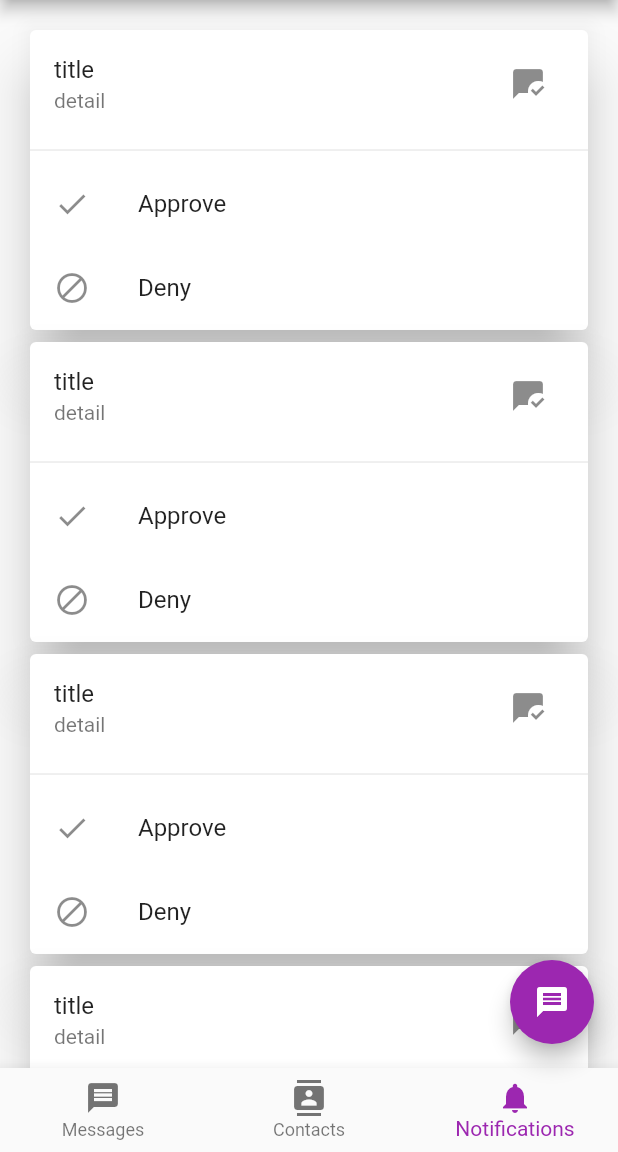
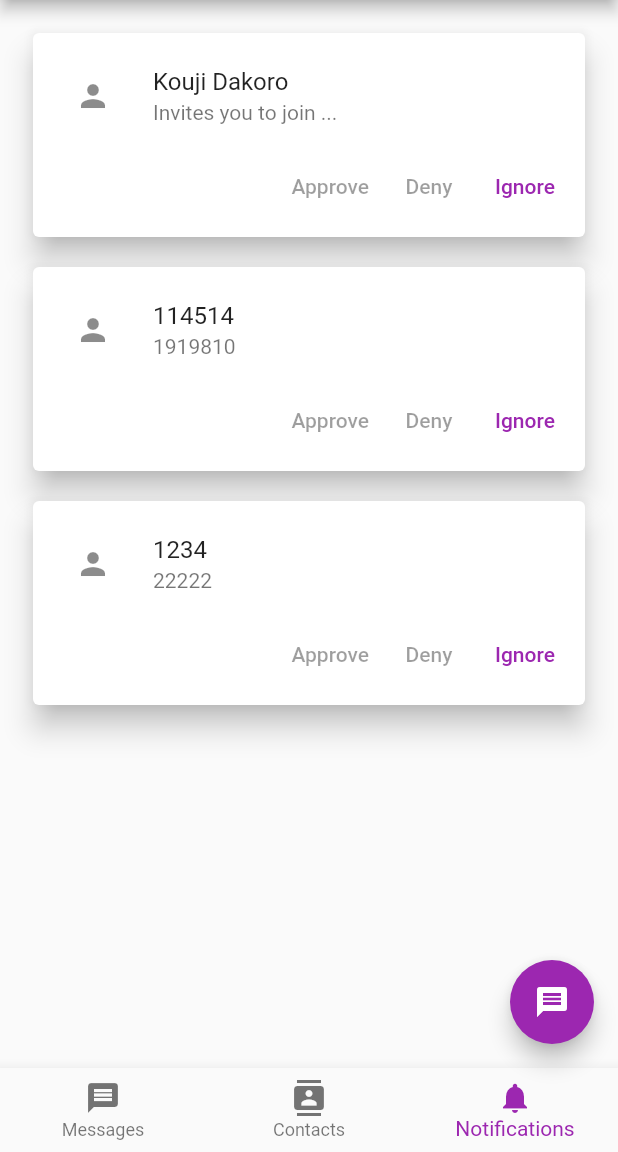
Before and after one commit to iori2333/Miluq-Flutter, a Flutter app: the screen it shows after launch, swiped to page 3, on a phone screen of 412 x 824 dp, the part 84-1236 px from its top. Run offline on Flutter 3.47's test engine with Material 2 defaults, Android fonts, the phone set to English and light mode, and no system bars; our stand-ins replace fluro, logger, sqflite, sqflite_common_ffi; missing offline and left inert: simple_moment; accounts and stored records are empty.

Commit message:
feat: modify notification list

```diff
--- a/lib/pages/index.dart
+++ b/lib/pages/index.dart
@@ -6,7 +6,7 @@ import 'package:miluq/router/router.dart';
 import 'package:miluq/store/theme.dart';
 import 'package:miluq/widgets/drawer.dart';
 import 'package:miluq/widgets/messages/index.dart';
-import 'package:miluq/widgets/notifications.dart';
+import 'package:miluq/widgets/notice_list.dart';
 
 class PageItem {
   final String name;
@@ -37,19 +37,22 @@ class _IndexPageState extends State<IndexPage> {
       icon: Icon(Icons.message),
       widget: Center(
         child: Messages(),
-        )),
+      ),
+    ),
     const PageItem(
       name: 'Contacts',
       icon: Icon(Icons.contacts),
       widget: Center(
         child: Text('Contacts page'),
-        )),
+      ),
+    ),
     const PageItem(
       name: 'Notifications',
       icon: Icon(Icons.notifications),
       widget: Center(
-          child: Notifications(),
-        )),
+        child: NoticeList(),
+      ),
+    ),
   ];
   int _currentIndex = 0;
 
--- /dev/null
+++ b/lib/widgets/notice_list.dart
@@ -0,0 +1,214 @@
+import 'package:flutter/foundation.dart';
+import 'package:flutter/material.dart';
+import 'package:flutter/widgets.dart';
+import 'package:miluq/router/router.dart';
+
+class NoticeItem {
+  final String title;
+  final String detail;
+  final Widget? icon;
+  final String? route;
+
+  NoticeItem(
+      {required this.title, required this.detail, this.icon, this.route});
+}
+
+class NoticeList extends StatefulWidget {
+  const NoticeList({Key? key}) : super(key: key);
+
+  @override
+  State<NoticeList> createState() => _NoticeListState();
+}
+
+class _NoticeListState extends State<NoticeList> {
+  final _listKey = GlobalKey<AnimatedListState>();
+  late ListModel<NoticeItem> _list;
+
+  @override
+  void initState() {
+    super.initState();
+    _list = ListModel<NoticeItem>(
+      listKey: _listKey,
+      initialItems: [
+        NoticeItem(
+          title: 'Kouji Dakoro',
+          detail: 'Invites you to join ...',
+          icon: const Icon(Icons.person),
+          route: '/private/114514',
+        ),
+        NoticeItem(
+          title: '114514',
+          detail: '1919810',
+        ),
+        NoticeItem(
+          title: '1234',
+          detail: '22222',
+        ),
+      ],
+      removedItemBuilder: _buildRemovedItem,
+    );
+  }
+
+  Widget _buildItem(
+      BuildContext context, int index, Animation<double> animation) {
+    return CardItem(
+      animation: animation,
+      item: _list[index],
+      onIgnore: () => _remove(index),
+    );
+  }
+
+  Widget _buildRemovedItem(
+      NoticeItem item, BuildContext context, Animation<double> animation) {
+    return CardItem(
+      animation: animation,
+      item: item,
+    );
+  }
+
+  void _remove(int index) {
+    _list.removeAt(index);
+  }
+
+  void _insert(NoticeItem item) {
+    _list.insert(0, item);
+  }
+
+  @override
+  Widget build(BuildContext context) {
+    return Padding(
+      padding: const EdgeInsets.all(12.0),
+      child: AnimatedList(
+        key: _listKey,
+        initialItemCount: _list.length,
+        itemBuilder: _buildItem,
+      ),
+    );
+  }
+}
+
+typedef RemovedItemBuilder<T> = Widget Function(
+    T item, BuildContext context, Animation<double> animation);
+
+class ListModel<E> {
+  ListModel({
+    required this.listKey,
+    required this.removedItemBuilder,
+    Iterable<E>? initialItems,
+  }) : _items = List<E>.from(initialItems ?? <E>[]);
+
+  final GlobalKey<AnimatedListState> listKey;
+  final RemovedItemBuilder<E> removedItemBuilder;
+  final List<E> _items;
+
+  AnimatedListState? get _animatedList => listKey.currentState;
+
+  void insert(int index, E item) {
+    _items.insert(index, item);
+    _animatedList!.insertItem(index);
+  }
+
+  E removeAt(int index) {
+    final E removedItem = _items.removeAt(index);
+    if (removedItem != null) {
+      _animatedList!.removeItem(
+        index,
+        (BuildContext context, Animation<double> animation) {
+          return removedItemBuilder(removedItem, context, animation);
+        },
+      );
+    }
+    return removedItem;
+  }
+
+  int get length => _items.length;
+
+  E operator [](int index) => _items[index];
+
+  int indexOf(E item) => _items.indexOf(item);
+}
+
+class CardItem extends StatelessWidget {
+  const CardItem({
+    Key? key,
+    this.onIgnore,
+    this.onApprove,
+    this.onDeny,
+    required this.animation,
+    required this.item,
+  }) : super(key: key);
+
+  final Animation<double> animation;
+  final NoticeItem item;
+
+  final VoidCallback? onIgnore;
+  final VoidCallback? onApprove;
+  final VoidCallback? onDeny;
+
+  @override
+  Widget build(BuildContext context) {
+    return Padding(
+      padding: const EdgeInsets.all(6.0),
+      child: FadeTransition(
+        opacity: animation,
+        child: Card(
+          elevation: 8,
+          child: Padding(
+            padding: const EdgeInsets.only(
+              top: 6.0,
+              bottom: 10.0,
+              right: 8.0,
+            ),
+            child: Column(
+              children: [
+                ListTile(
+                  title: Text(
+                    item.title,
+                    maxLines: 1,
+                    overflow: TextOverflow.fade,
+                  ),
+                  subtitle: Text(
+                    item.detail,
+                    maxLines: 2,
+                    overflow: TextOverflow.ellipsis,
+                  ),
+                  leading: IconButton(
+                    onPressed: () {
+                      if (item.route != null) {
+                        $router.navigateTo(context, item.route!);
+                      }
+                    },
+                    icon: item.icon ?? const Icon(Icons.person),
+                  ),
+                ),
+                Row(
+                  mainAxisAlignment: MainAxisAlignment.end,
+                  children: [
+                    TextButton(
+                      style: const ButtonStyle(
+                        alignment: Alignment.center,
+                      ),
+                      onPressed: onApprove,
+                      child: const Text('Approve'),
+                    ),
+                    TextButton(
+                      style: const ButtonStyle(
+                        alignment: Alignment.center,
+                      ),
+                      onPressed: onDeny,
+                      child: const Text('Deny'),
+                    ),
+                    TextButton(
+                      onPressed: onIgnore,
+                      child: const Text('Ignore'),
+                    ),
+                  ],
+                ),
+              ],
+            ),
+          ),
+        ),
+      ),
+    );
+  }
+}
```
Lines whose indentation alone changed are shown as unchanged.
